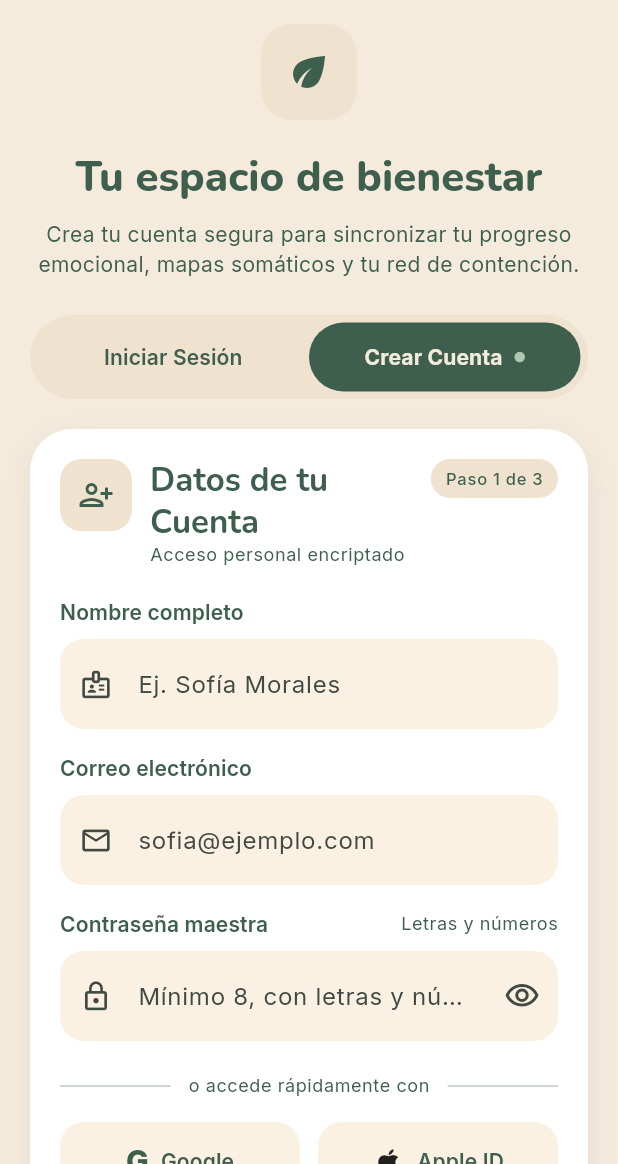
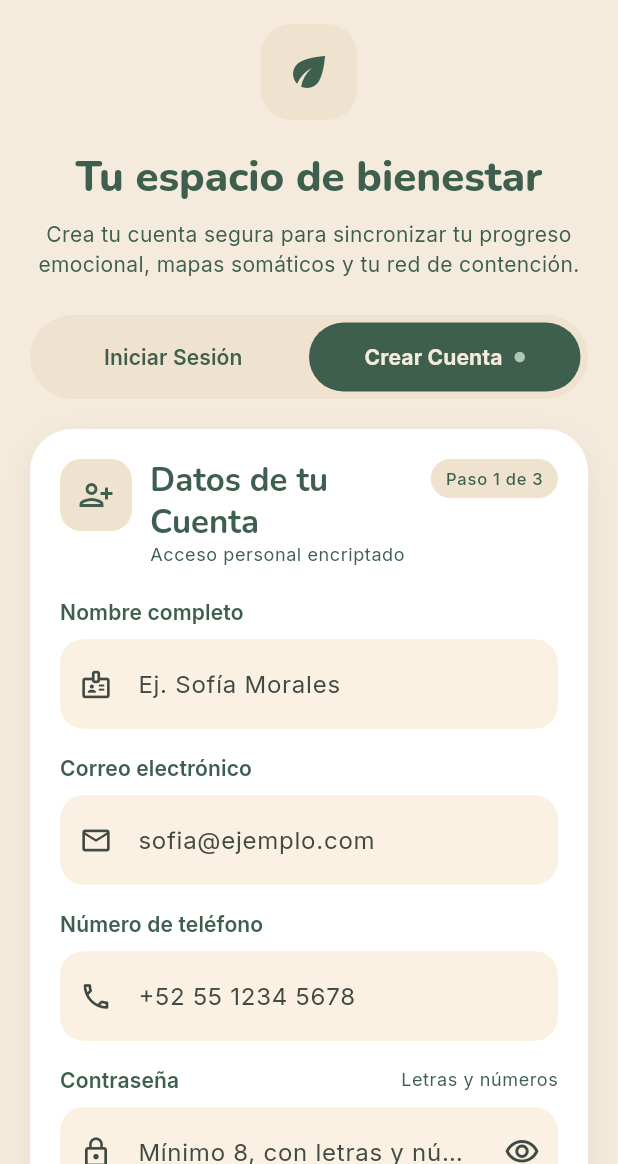
Before and after one commit to IvanMaya7/MindFlow, a Flutter app: the screen it shows after launch, after a tap on "Crear Cuenta", on a phone screen of 412 x 824 dp, the part 72-1236 px from its top. Run offline on Flutter 3.47's test engine with Material 3 defaults, Android fonts, the phone set to English and light mode, and no system bars; our stand-ins replace flutter_secure_storage, google_fonts; accounts and stored records are empty.

Commit message:
Telefono y confirmar contraseña

```diff
--- /dev/null
+++ b/mobile/lib/core/formatters.dart
@@ -0,0 +1,21 @@
+import 'package:flutter/services.dart';
+
+/// Evita espacios al inicio y espacios seguidos (deja siempre uno solo).
+class SingleSpaceFormatter extends TextInputFormatter {
+  @override
+  TextEditingValue formatEditUpdate(
+    TextEditingValue oldValue,
+    TextEditingValue newValue,
+  ) {
+    var text = newValue.text.replaceAll(RegExp(r' {2,}'), ' ');
+    if (text.startsWith(' ')) text = text.substring(1);
+    if (text == newValue.text) return newValue;
+
+    final removed = newValue.text.length - text.length;
+    final offset = (newValue.selection.baseOffset - removed).clamp(0, text.length);
+    return TextEditingValue(
+      text: text,
+      selection: TextSelection.collapsed(offset: offset),
+    );
+  }
+}
--- a/mobile/lib/screens/login_screen.dart
+++ b/mobile/lib/screens/login_screen.dart
@@ -3,6 +3,8 @@ import 'package:provider/provider.dart';
 import '../core/app_theme.dart';
 import '../providers/auth_provider.dart';
 import 'register_screen.dart';
+import 'forgot_password_screen.dart';
+import 'package:flutter/services.dart';
 
 class LoginScreen extends StatefulWidget {
   const LoginScreen({super.key});
@@ -34,6 +36,13 @@ class _LoginScreenState extends State<LoginScreen> {
     context.read<AuthProvider>().clearError();
     Navigator.of(context).push(
       MaterialPageRoute(builder: (_) => const RegisterScreen()),
+    );
+  }
+
+  void _goToForgotPassword() {
+    context.read<AuthProvider>().clearError();
+    Navigator.of(context).push(
+      MaterialPageRoute(builder: (_) => const ForgotPasswordScreen()),
     );
   }
 
@@ -251,6 +260,9 @@ class _LoginScreenState extends State<LoginScreen> {
                               autofillHints: const [AutofillHints.email],
                               decoration:
                                   _dec('sofia@ejemplo.com', Icons.mail_outline),
+                              inputFormatters: [
+                                  FilteringTextInputFormatter.deny(RegExp(r'\s')),
+                              ],
                               validator: (v) {
                                 final value = v?.trim() ?? '';
                                 if (value.isEmpty) return 'Ingresa tu correo';
@@ -264,7 +276,7 @@ class _LoginScreenState extends State<LoginScreen> {
                           ),
                           const SizedBox(height: 16),
                           _labeled(
-                            'Contraseña maestra',
+                            'Contraseña',
                             TextFormField(
                               controller: _passCtrl,
                               obscureText: _obscure,
@@ -287,7 +299,19 @@ class _LoginScreenState extends State<LoginScreen> {
                             ),
                             trailing: 'Mín. 8 caracteres',
                           ),
-                          const SizedBox(height: 22),
+                          Align(
+                            alignment: Alignment.centerRight,
+                            child: TextButton(
+                              onPressed: auth.isLoading ? null : _goToForgotPassword,
+                              style: TextButton.styleFrom(
+                                padding: const EdgeInsets.symmetric(horizontal: 4),
+                                minimumSize: const Size(0, 36),
+                                tapTargetSize: MaterialTapTargetSize.shrinkWrap,
+                              ),
+                              child: const Text('¿Olvidaste tu contraseña?'),
+                            ),
+                          ),
+                          const SizedBox(height: 14),
                           Row(
                             children: [
                               const Expanded(child: Divider()),
--- a/mobile/lib/screens/register_screen.dart
+++ b/mobile/lib/screens/register_screen.dart
@@ -4,6 +4,8 @@ import '../core/app_theme.dart';
 import '../providers/auth_provider.dart';
 import '../core/validators.dart';
 import 'package:flutter/services.dart';
+import '../core/formatters.dart';
+
 
 class RegisterScreen extends StatefulWidget {
   const RegisterScreen({super.key});
@@ -20,6 +22,8 @@ class _RegisterScreenState extends State<RegisterScreen> {
   final _passCtrl = TextEditingController();
   final _contactNameCtrl = TextEditingController();
   final _contactPhoneCtrl = TextEditingController();
+  final _phoneCtrl = TextEditingController();
+  final _confirmCtrl = TextEditingController();
 
   int _step = 0; // 0 = cuenta, 1 = consentimiento IA, 2 = contacto
   bool _obscure = true;
@@ -40,6 +44,8 @@ class _RegisterScreenState extends State<RegisterScreen> {
     _passCtrl.dispose();
     _contactNameCtrl.dispose();
     _contactPhoneCtrl.dispose();
+    _phoneCtrl.dispose();
+    _confirmCtrl.dispose();
     super.dispose();
   }
 
@@ -88,6 +94,7 @@ class _RegisterScreenState extends State<RegisterScreen> {
       displayName: _nameCtrl.text.trim(),
       email: _emailCtrl.text.trim(),
       password: _passCtrl.text,
+      phone: _phoneCtrl.text.trim(),
       allowAiAnalysis: _aiConsent,
       contactName: _contactNameCtrl.text.trim(),
       contactPhone: _contactPhoneCtrl.text.trim(),
@@ -300,8 +307,9 @@ class _RegisterScreenState extends State<RegisterScreen> {
                     textCapitalization: TextCapitalization.words,
                     inputFormatters: [
                       FilteringTextInputFormatter.allow(
-                        RegExp(r"[\p{L}\p{M}]", unicode: true),
+                        RegExp(r"[\p{L}\p{M} ]", unicode: true),
                       ),
+                      SingleSpaceFormatter(),
                     ],
                     decoration: _dec('Ej. Sofía Morales', Icons.badge_outlined),
                     validator: (v) => Validators.name(v),
@@ -315,6 +323,9 @@ class _RegisterScreenState extends State<RegisterScreen> {
                     keyboardType: TextInputType.emailAddress,
                     decoration: _dec('sofia@ejemplo.com', Icons.mail_outline),
                     autovalidateMode: AutovalidateMode.onUserInteraction,
+                    inputFormatters: [
+                      FilteringTextInputFormatter.deny(RegExp(r'\s')),
+                    ],
                     validator: (v) {
                       final base = Validators.email(v);
                       if (base != null) return base;
@@ -327,7 +338,22 @@ class _RegisterScreenState extends State<RegisterScreen> {
                 ),
                 const SizedBox(height: 16),
                 _labeled(
-                  'Contraseña maestra',
+                  'Número de teléfono',
+                  TextFormField(
+                    controller: _phoneCtrl,
+                    keyboardType: TextInputType.phone,
+                    inputFormatters: [
+                      FilteringTextInputFormatter.allow(RegExp(r'[0-9+\s()\-]')),
+                      LengthLimitingTextInputFormatter(20),
+                      SingleSpaceFormatter(),
+                    ],
+                    decoration: _dec('+52 55 1234 5678', Icons.phone_outlined),
+                    validator: Validators.phone,
+                  ),
+                ),
+                const SizedBox(height: 16),
+                _labeled(
+                  'Contraseña',
                   TextFormField(
                     controller: _passCtrl,
                     obscureText: _obscure,
@@ -341,9 +367,27 @@ class _RegisterScreenState extends State<RegisterScreen> {
                         onPressed: () => setState(() => _obscure = !_obscure),
                       ),
                     ),
+                    inputFormatters: [
+                      FilteringTextInputFormatter.deny(RegExp(r'\s')),
+                    ],
                     validator: (v) => Validators.newPassword(v),
                   ),
                   trailing: 'Letras y números',
+                ),
+                const SizedBox(height: 16),
+                _labeled(
+                  'Confirmar contraseña',
+                  TextFormField(
+                    controller: _confirmCtrl,
+                    obscureText: _obscure,
+                    autovalidateMode: AutovalidateMode.onUserInteraction,
+                    decoration: _dec('Repite tu contraseña', Icons.lock_outline),
+                    validator: (v) {
+                      if (v == null || v.isEmpty) return 'Confirma tu contraseña';
+                      if (v != _passCtrl.text) return 'Las contraseñas no coinciden';
+                      return null;
+                    },
+                  ),
                 ),
                 const SizedBox(height: 22),
                 Row(
@@ -497,8 +541,9 @@ class _RegisterScreenState extends State<RegisterScreen> {
                     textCapitalization: TextCapitalization.words,
                     inputFormatters: [
                       FilteringTextInputFormatter.allow(
-                        RegExp(r"[\p{L}\p{M}]", unicode: true),
+                        RegExp(r"[\p{L}\p{M} ]", unicode: true),
                       ),
+                      SingleSpaceFormatter(),
                     ],
                     decoration: _dec('Ej. Carmen R. (Mamá)', Icons.person_outline),
                     validator: (v) => Validators.contactName(v),
@@ -511,7 +556,7 @@ class _RegisterScreenState extends State<RegisterScreen> {
                     controller: _contactPhoneCtrl,
                     keyboardType: TextInputType.phone,
                     decoration: _dec('+52 55 1234 5678', Icons.phone_outlined),
-                    validator: (v) => Validators.phone(v),
+                    validator: (v) => Validators.contactPhone(v, ownPhone: _phoneCtrl.text),
                   ),
                 ),
                 const SizedBox(height: 16),
```
Also changed, not shown: mobile/lib/core/validators.dart (+15 -0 lines), mobile/lib/data/auth_service.dart (+28 -0 lines), mobile/lib/providers/auth_provider.dart (+35 -0 lines), mobile/lib/screens/forgot_password_screen.dart (added, +246 -0 lines), 3 other files.
